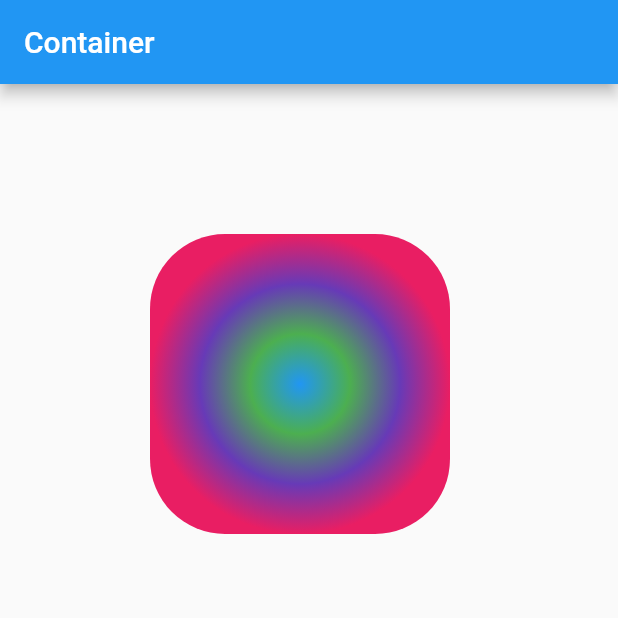
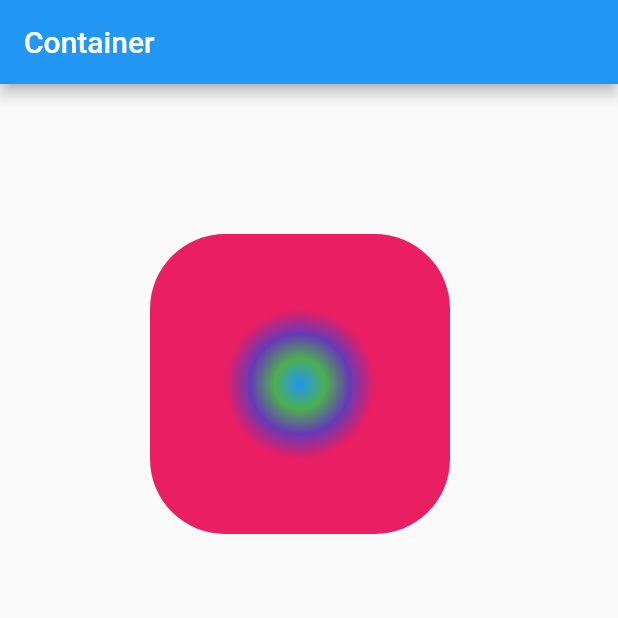
Before and after one commit to MonikaSliciute/hello-layouts, a Flutter app: the screen it shows after launch, on a phone screen of 412 x 824 dp, the top half of it. Run offline on Flutter 3.47's test engine with Material 2 defaults, Android fonts, the phone set to English and light mode, and no system bars.

Commit message:
changed the radius of the gradient

```diff
--- a/lib/main.dart
+++ b/lib/main.dart
@@ -23,6 +23,7 @@ class MyApp extends StatelessWidget {
                 color: Colors.orange,
                 gradient: RadialGradient(
                   tileMode: TileMode.clamp,
+                  radius: 0.25,
                   colors: [
                     Colors.blue,
                     Colors.green,
```
